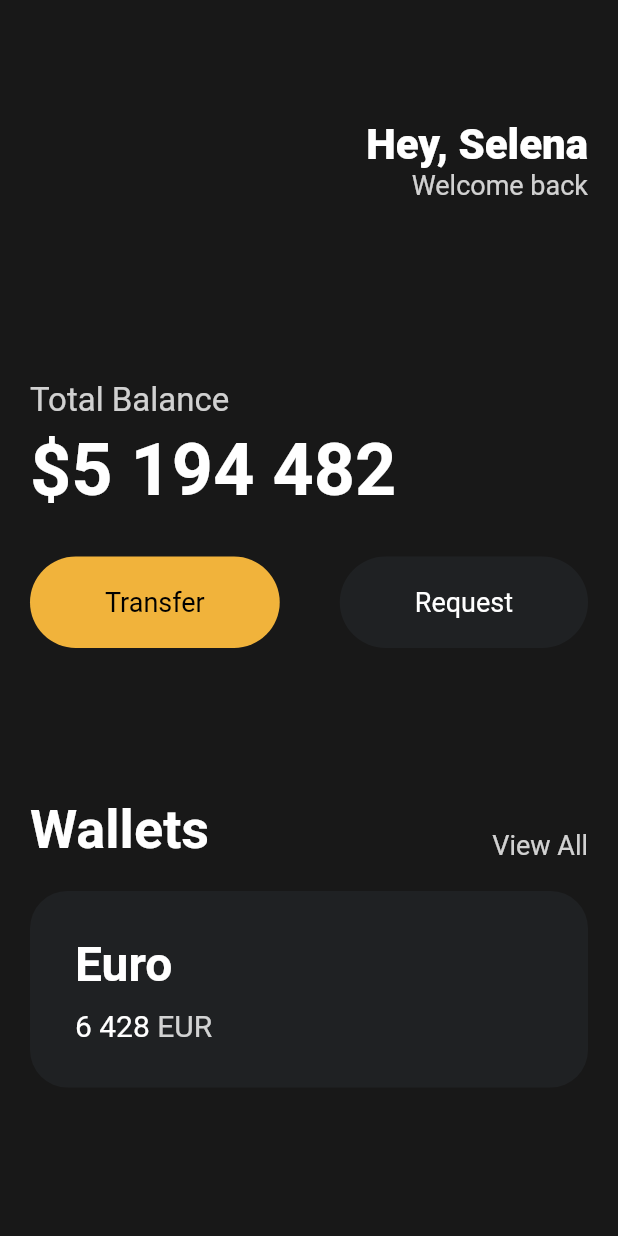
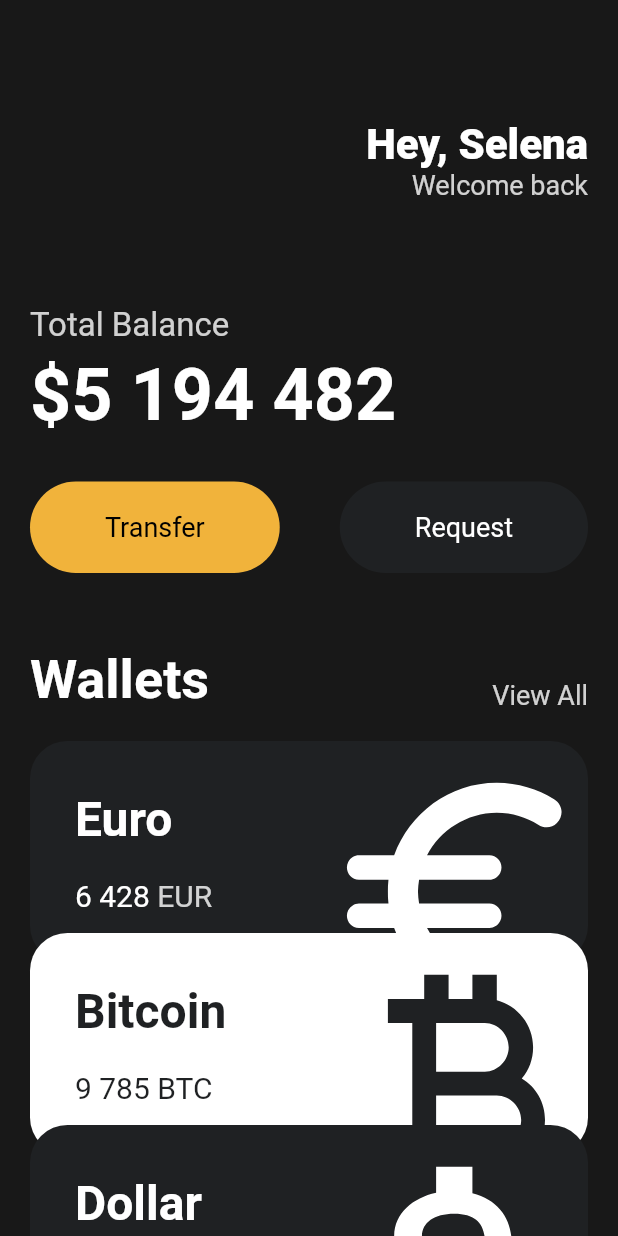
Before and after one commit to advanced-rising/flutter-app, a Flutter app: the screen it shows after launch, on a phone screen of 412 x 824 dp. Run offline on Flutter 3.47's test engine with Material 2 defaults, Android fonts, the phone set to English and light mode, and no system bars; our stand-ins replace google_fonts.

Commit message:
create currency card widget

```diff
--- a/toonflix/lib/main.dart
+++ b/toonflix/lib/main.dart
@@ -1,8 +1,9 @@
 import 'package:flutter/material.dart';
 import 'package:toonflix/widgets/button.dart';
+import 'package:toonflix/widgets/currency_card.dart';
 
 void main() {
-  runApp(App());
+  runApp(const App());
 }
 
 class App extends StatelessWidget {
@@ -13,7 +14,8 @@ class App extends StatelessWidget {
     return MaterialApp(
       home: Scaffold(
         backgroundColor: const Color(0xFF181818),
-        body: Padding(
+        body: SingleChildScrollView(
+          child: Padding(
             padding: const EdgeInsets.symmetric(
               horizontal: 20,
             ),
@@ -49,7 +51,7 @@ class App extends StatelessWidget {
                   ],
                 ),
                 const SizedBox(
-                height: 120,
+                  height: 70,
                 ),
                 Text(
                   'Total Balance',
@@ -88,7 +90,7 @@ class App extends StatelessWidget {
                   ],
                 ),
                 const SizedBox(
-                height: 100,
+                  height: 50,
                 ),
                 Row(
                   crossAxisAlignment: CrossAxisAlignment.end,
@@ -114,60 +116,38 @@ class App extends StatelessWidget {
                 const SizedBox(
                   height: 20,
                 ),
-              Container(
-                decoration: BoxDecoration(
-                  color: const Color(0xFF1F2123),
-                  borderRadius: BorderRadius.circular(25),
+                const CurrencyCard(
+                  name: 'Euro',
+                  code: 'EUR',
+                  amount: '6 428',
+                  icon: Icons.euro_rounded,
+                  isInverted: false,
                 ),
-                child: Padding(
-                  padding: const EdgeInsets.all(30),
-                  child: Row(
-                    children: [
-                      Column(
-                        crossAxisAlignment: CrossAxisAlignment.start,
-                        children: [
-                          const Text(
-                            'Euro',
-                            style: TextStyle(
-                              color: Colors.white,
-                              fontSize: 32,
-                              fontWeight: FontWeight.w600,
+                Transform.translate(
+                  offset: const Offset(0, -20),
+                  child: const CurrencyCard(
+                    name: 'Bitcoin',
+                    code: 'BTC',
+                    amount: '9 785',
+                    icon: Icons.currency_bitcoin,
+                    isInverted: true,
                   ),
                 ),
-                          const SizedBox(
-                            height: 10,
-                          ),
-                          Row(
-                            children: [
-                              const Text(
-                                '6 428',
-                                style: TextStyle(
-                                  color: Colors.white,
-                                  fontSize: 20,
-                                ),
-                              ),
-                              const SizedBox(
-                                width: 5,
-                              ),
-                              Text(
-                                'EUR',
-                                style: TextStyle(
-                                  color: Colors.white.withOpacity(0.8),
-                                  fontSize: 20,
-                                ),
-                              ),
-                            ],
-                          )
-                        ],
-                      ),
-                    ],
-                  ),
+                Transform.translate(
+                  offset: const Offset(0, -40),
+                  child: const CurrencyCard(
+                    name: 'Dollar',
+                    code: 'USD',
+                    amount: '428',
+                    icon: Icons.attach_money_outlined,
+                    isInverted: false,
                   ),
                 ),
               ],
             ),
           ),
         ),
+      ),
     );
   }
 }
--- /dev/null
+++ b/toonflix/lib/widgets/currency_card.dart
@@ -0,0 +1,90 @@
+import 'package:flutter/material.dart';
+
+class CurrencyCard extends StatelessWidget {
+  final String name, code, amount;
+  final IconData icon;
+  final bool isInverted;
+
+  final _blackColor = const Color(0xFF1F2123);
+
+  const CurrencyCard({
+    super.key,
+    required this.name,
+    required this.code,
+    required this.amount,
+    required this.icon,
+    required this.isInverted,
+  });
+
+  @override
+  Widget build(BuildContext context) {
+    return Container(
+      clipBehavior: Clip.hardEdge,
+      decoration: BoxDecoration(
+        color: isInverted ? Colors.white : _blackColor,
+        borderRadius: BorderRadius.circular(25),
+      ),
+      child: Padding(
+        padding: const EdgeInsets.all(30),
+        child: Row(
+          mainAxisAlignment: MainAxisAlignment.spaceBetween,
+          children: [
+            Column(
+              crossAxisAlignment: CrossAxisAlignment.start,
+              children: [
+                Text(
+                  name,
+                  style: TextStyle(
+                    color: isInverted ? _blackColor : Colors.white,
+                    fontSize: 32,
+                    fontWeight: FontWeight.w600,
+                  ),
+                ),
+                const SizedBox(
+                  height: 20,
+                ),
+                Row(
+                  children: [
+                    Text(
+                      amount,
+                      style: TextStyle(
+                        color: isInverted ? _blackColor : Colors.white,
+                        fontSize: 20,
+                      ),
+                    ),
+                    const SizedBox(
+                      width: 5,
+                    ),
+                    Text(
+                      code,
+                      style: TextStyle(
+                        color: isInverted
+                            ? _blackColor
+                            : Colors.white.withOpacity(0.8),
+                        fontSize: 20,
+                      ),
+                    ),
+                  ],
+                )
+              ],
+            ),
+            Transform.scale(
+              scale: 2.2,
+              child: Transform.translate(
+                offset: const Offset(
+                  -5,
+                  12,
+                ),
+                child: Icon(
+                  icon,
+                  color: isInverted ? _blackColor : Colors.white,
+                  size: 88,
+                ),
+              ),
+            )
+          ],
+        ),
+      ),
+    );
+  }
+}
```
Lines whose indentation alone changed are shown as unchanged.
